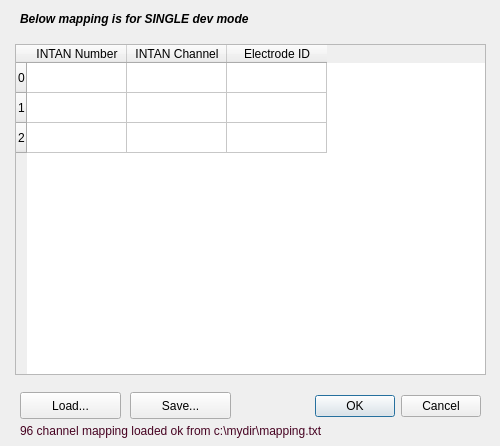
acorver/SpikeGL, file ChanMapping.ui: the form before one commit.
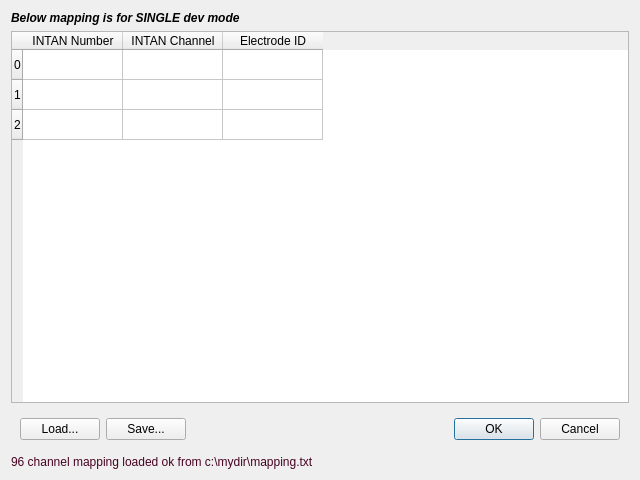
The form after the commit.

Commit message: tweak to regular ChanMapping gui to make it resizable

The edit to the form file:
```diff
--- a/ChanMapping.ui
+++ b/ChanMapping.ui
@@ -6,78 +6,16 @@
    <rect>
     <x>0</x>
     <y>0</y>
-    <width>500</width>
-    <height>446</height>
+    <width>640</width>
+    <height>480</height>
    </rect>
   </property>
   <property name="windowTitle">
    <string>INTAN Channel Mapping</string>
   </property>
-  <widget class="QDialogButtonBox" name="buttonBox">
-   <property name="geometry">
-    <rect>
-     <x>240</x>
-     <y>390</y>
-     <width>241</width>
-     <height>32</height>
-    </rect>
-   </property>
-   <property name="orientation">
-    <enum>Qt::Horizontal</enum>
-   </property>
-   <property name="standardButtons">
-    <set>QDialogButtonBox::Cancel|QDialogButtonBox::Ok</set>
-   </property>
-  </widget>
-  <widget class="QTableWidget" name="tableWidget">
-   <property name="geometry">
-    <rect>
-     <x>15</x>
-     <y>44</y>
-     <width>471</width>
-     <height>331</height>
-    </rect>
-   </property>
-   <row>
-    <property name="text">
-     <string>0</string>
-    </property>
-   </row>
-   <row>
-    <property name="text">
-     <string>1</string>
-    </property>
-   </row>
-   <row>
-    <property name="text">
-     <string>2</string>
-    </property>
-   </row>
-   <column>
-    <property name="text">
-     <string>INTAN Number</string>
-    </property>
-   </column>
-   <column>
-    <property name="text">
-     <string>INTAN Channel</string>
-    </property>
-   </column>
-   <column>
-    <property name="text">
-     <string>Electrode ID</string>
-    </property>
-   </column>
-  </widget>
+  <layout class="QVBoxLayout" name="verticalLayout">
+   <item>
   <widget class="QLabel" name="label">
-   <property name="geometry">
-    <rect>
-     <x>20</x>
-     <y>3</y>
-     <width>381</width>
-     <height>31</height>
-    </rect>
-   </property>
    <property name="font">
     <font>
      <weight>75</weight>
@@ -89,15 +27,86 @@
     <string>Below mapping is for SINGLE dev mode</string>
    </property>
   </widget>
+   </item>
+   <item>
+    <widget class="QTableWidget" name="tableWidget">
+     <row>
+      <property name="text">
+       <string>0</string>
+      </property>
+     </row>
+     <row>
+      <property name="text">
+       <string>1</string>
+      </property>
+     </row>
+     <row>
+      <property name="text">
+       <string>2</string>
+      </property>
+     </row>
+     <column>
+      <property name="text">
+       <string>INTAN Number</string>
+      </property>
+     </column>
+     <column>
+      <property name="text">
+       <string>INTAN Channel</string>
+      </property>
+     </column>
+     <column>
+      <property name="text">
+       <string>Electrode ID</string>
+      </property>
+     </column>
+    </widget>
+   </item>
+   <item>
+    <widget class="QWidget" name="widget" native="true">
+     <layout class="QHBoxLayout" name="horizontalLayout">
+      <item>
+       <widget class="QPushButton" name="loadBut">
+        <property name="text">
+         <string>Load...</string>
+        </property>
+       </widget>
+      </item>
+      <item>
+       <widget class="QPushButton" name="saveBut">
+        <property name="text">
+         <string>Save...</string>
+        </property>
+       </widget>
+      </item>
+      <item>
+       <spacer name="horizontalSpacer">
+        <property name="orientation">
+         <enum>Qt::Horizontal</enum>
+        </property>
+        <property name="sizeHint" stdset="0">
+         <size>
+          <width>40</width>
+          <height>20</height>
+         </size>
+        </property>
+       </spacer>
+      </item>
+      <item>
+       <widget class="QDialogButtonBox" name="buttonBox">
+        <property name="orientation">
+         <enum>Qt::Horizontal</enum>
+        </property>
+        <property name="standardButtons">
+         <set>QDialogButtonBox::Cancel|QDialogButtonBox::Ok</set>
+        </property>
+       </widget>
+      </item>
+     </layout>
+    </widget>
+   </item>
+   <item>
   <widget class="QLabel" name="statusLbl">
-   <property name="geometry">
-    <rect>
-     <x>20</x>
-     <y>420</y>
-     <width>461</width>
-     <height>21</height>
-    </rect>
-   </property>
    <property name="palette">
     <palette>
      <active>
@@ -142,32 +151,8 @@
     <string>96 channel mapping loaded ok from c:\mydir\mapping.txt</string>
    </property>
   </widget>
-  <widget class="QPushButton" name="loadBut">
-   <property name="geometry">
-    <rect>
-     <x>20</x>
-     <y>392</y>
-     <width>101</width>
-     <height>27</height>
-    </rect>
-   </property>
-   <property name="text">
-    <string>Load...</string>
-   </property>
-  </widget>
-  <widget class="QPushButton" name="saveBut">
-   <property name="geometry">
-    <rect>
-     <x>130</x>
-     <y>392</y>
-     <width>101</width>
-     <height>27</height>
-    </rect>
-   </property>
-   <property name="text">
-    <string>Save...</string>
-   </property>
-  </widget>
+   </item>
+  </layout>
  </widget>
  <resources/>
  <connections>
```
Lines whose indentation alone changed are shown as unchanged.
